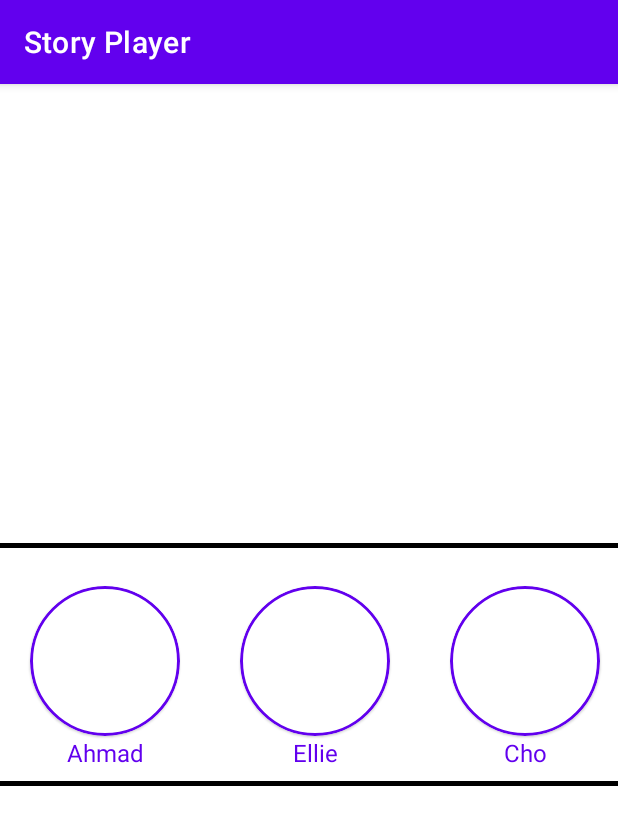
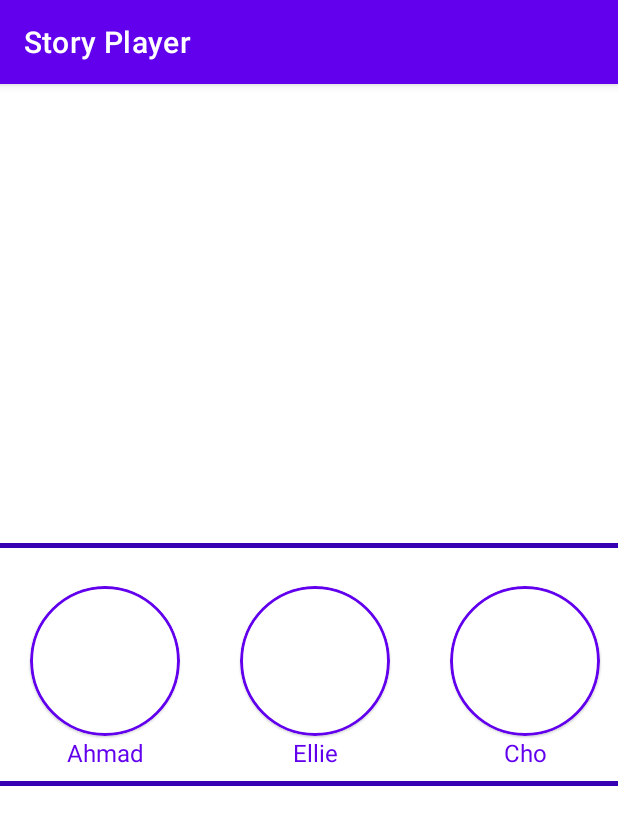
Before and after one commit to OnurEnginer/StoryPlayer, an Android app: the screen it shows after launch (MainActivity), on a phone screen of 412 x 824 dp. Shown: the top 825 px of the screen. Run offline under Robolectric (Android 15) with nearby library versions, the phone set to English and light mode, and no system bars; 1 statement that could not run was skipped.

Commit message:
Theme color adjustments

```diff
--- a/app/src/main/res/layout/fragment_main.xml
+++ b/app/src/main/res/layout/fragment_main.xml
@@ -3,13 +3,15 @@
     xmlns:app="http://schemas.android.com/apk/res-auto"
     xmlns:tools="http://schemas.android.com/tools"
     android:id="@+id/main"
+    android:background="?colorOnPrimary"
     android:layout_width="match_parent"
     android:layout_height="match_parent"
     tools:context=".ui.main.MainFragment">
     <View
+        android:id="@+id/view_top"
         android:layout_width="0dp"
         android:layout_height="3dp"
-        android:background="@color/black"
+        android:background="?attr/colorPrimaryVariant"
         app:layout_constraintStart_toStartOf="parent"
         app:layout_constraintEnd_toEndOf="parent"
         app:layout_constraintBottom_toTopOf="@id/rv_story_groups"/>
@@ -22,9 +24,10 @@
         app:layout_constraintStart_toStartOf="parent"
         app:layout_constraintTop_toTopOf="parent" />
     <View
+        android:id="@+id/view_bot"
         android:layout_width="0dp"
         android:layout_height="3dp"
-        android:background="@color/black"
+        android:background="?attr/colorPrimaryVariant"
         android:layout_marginTop="5dp"
         app:layout_constraintStart_toStartOf="parent"
         app:layout_constraintEnd_toEndOf="parent"
```
Also changed, not shown: app/src/main/java/com/example/storyplayer/ui/main/MainFragment.kt (+7 -3 lines).
